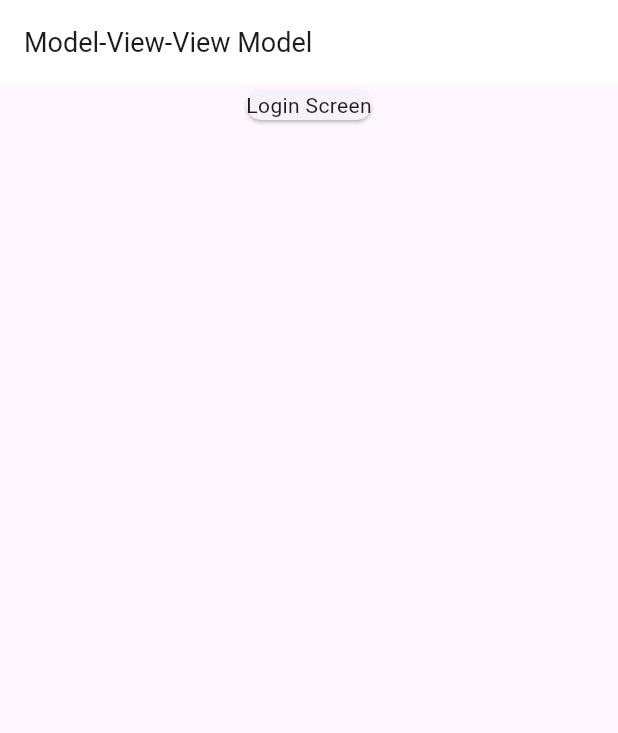
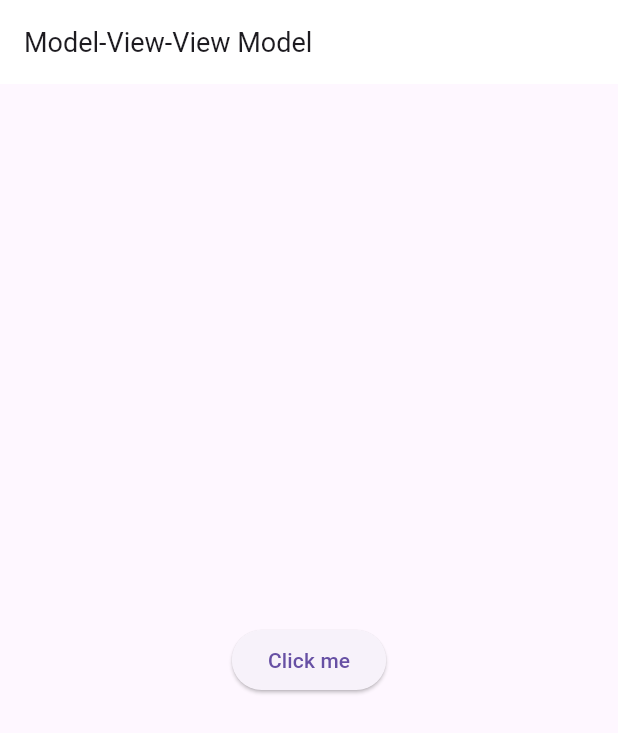
Before and after one commit to nahidulislamshakin/mvvm, a Flutter app: the screen it shows after launch, on a phone screen of 412 x 824 dp. Shown: the top 733 px of the screen. Run offline on Flutter 3.47's test engine with Material 3 defaults, Android fonts, the phone set to English and light mode, and no system bars; our stand-ins replace fluttertoast.

Commit message:
some file added

```diff
--- a/mvvm/lib/view/login_screen.dart
+++ b/mvvm/lib/view/login_screen.dart
@@ -1,4 +1,6 @@
 import 'package:flutter/material.dart';
+import 'package:mvvm/utils/routes/routes_name.dart';
+import 'package:mvvm/utils/utils.dart';
 
 class LoginScreen extends StatefulWidget {
   const LoginScreen({super.key});
@@ -11,16 +13,28 @@ class _LoginScreenState extends State<LoginScreen> {
   @override
   Widget build(BuildContext context) {
     return Scaffold(
-      appBar:AppBar(
-      //  centerTitle: true,
+      appBar: AppBar(
+        //  centerTitle: true,
         backgroundColor: Colors.white,
-        title: const Text("Model-View-View Model",style: TextStyle(fontSize: 18),),
+        title: const Text(
+          "Model-View-View Model",
+          style: TextStyle(fontSize: 18),
+        ),
       ),
-      body: const Column(
-        children: [
-          Center(child: Card(child: Text("Login Screen")),)
-        ],
+      body: Center(
+        child: Column(
+          mainAxisAlignment: MainAxisAlignment.center,
+            crossAxisAlignment: CrossAxisAlignment.center,
+          children: [
+            ElevatedButton(
+              onPressed: () {
+                Utils.toastMessage("No Internet Coneection");
+              },
+              child: Text("Click me"),
+            ),
 
+          ],
+        ),
       ),
     );
   }
```
Also changed, not shown: mvvm/lib/utils/utils.dart (added, +11 -0 lines), mvvm/lib/view/home_screen.dart (+7 -4 lines).
